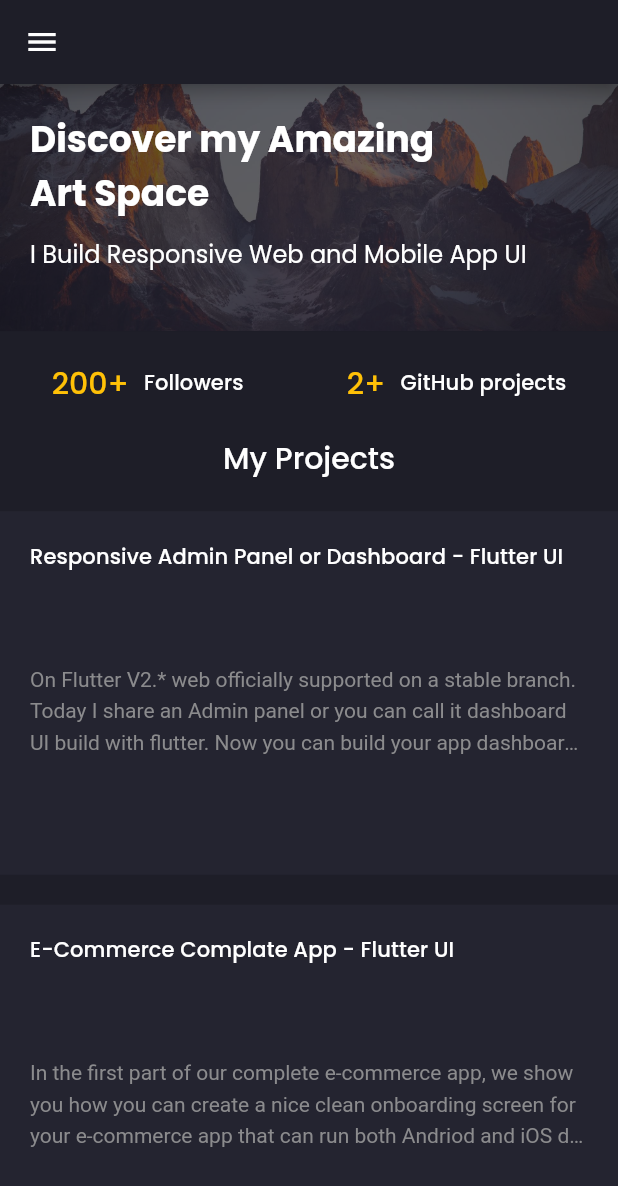
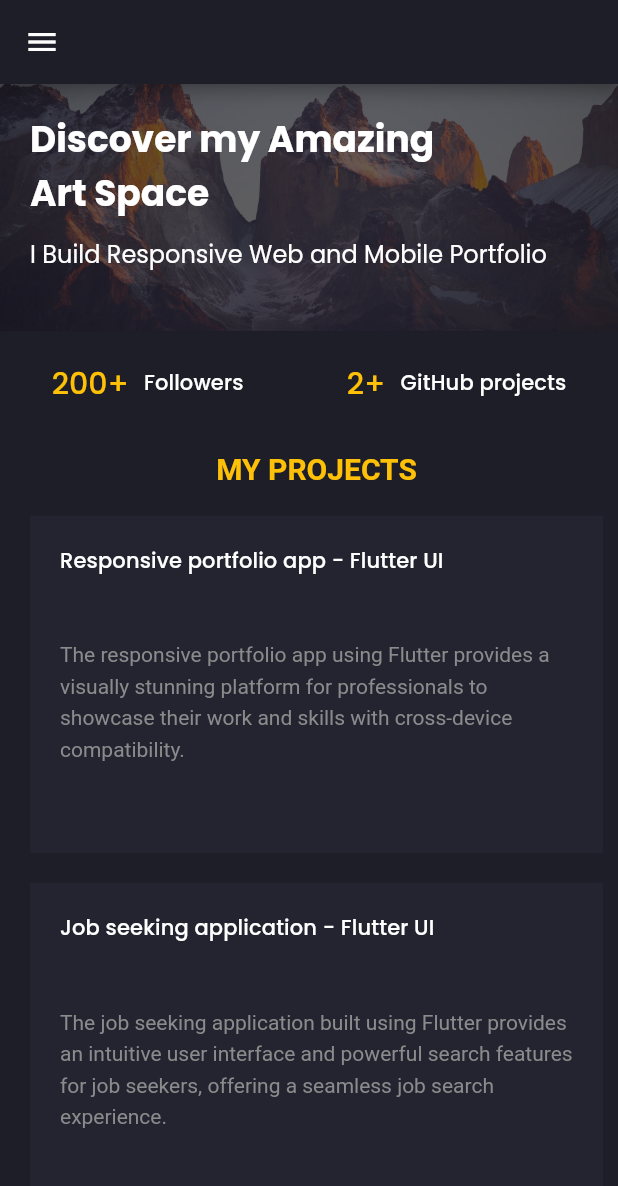
Before and after one commit to sathish5263/portfolio-responsive-app, a Flutter app: the screen it shows after launch, on a phone screen of 412 x 824 dp. Shown: the top 1186 px of the screen. Run offline on Flutter 3.47's test engine with Material 2 defaults, Android fonts, the phone set to English and light mode, and no system bars; drawn by our look-alikes of animated_text_kit; our stand-ins replace flutter_svg, google_fonts.

Commit message:
First commit

```diff
--- a/lib/models/project.dart
+++ b/lib/models/project.dart
@@ -6,33 +6,33 @@ class Project {
 
 List<Project> demo_projects = [
   Project(
-    title: "Responsive Admin Panel or Dashboard - Flutter UI",
+    title: "Responsive portfolio app - Flutter UI",
     description:
-        "On Flutter V2.* web officially supported on a stable branch. Today I share an Admin panel or you can call it dashboard UI build with flutter. Now you can build your app dashboard using flutter. This dashboard contains almost everything that you need like a chart, table",
+        "The responsive portfolio app using Flutter provides a visually stunning platform for professionals to showcase their work and skills with cross-device compatibility.",
   ),
   Project(
-    title: "E-Commerce Complate App - Flutter UI",
+    title: "Job seeking application - Flutter UI",
     description:
-        "In the first part of our complete e-commerce app, we show you how you can create a nice clean onboarding screen for your e-commerce app that can run both Andriod and iOS devices because it builds with flutter. Then on the second episode, we build a Sign in, Forgot Password screen with a custom error indicator.",
+        "The job seeking application built using Flutter provides an intuitive user interface and powerful search features for job seekers, offering a seamless job search experience.",
   ),
   Project(
-    title: "Outlook Email App Redesign - Flutter Fully Responsive Design UI",
+    title: "Complaint Management Sytem - Web Application",
     description:
-        "We redesign the outlook app also make it responsive so that you can run it everywhere on your phone, tab, or web. In this flutter responsive video, we will show you the real power of flutter. Make mobile, web, and desktop app from a single codebase.",
+        "The web-based complaint management system streamlines the process of submitting and resolving complaints, enhancing communication between users and administrators for efficient management.",
   ),
   Project(
-    title: "Chat/Messaging App Light and Dark Theme - Flutter UI",
+    title: "Food ordering app - Flutter UI",
     description:
-        "Today we gonna build messing/chat app #ui using #flutter that runs both Android and iOS devices also has a dark and light theme. We create in total 4 screens all of that support both Dark Theme and Light Theme. At first, we design a welcome screen that contains an image with a tag line also has a skip button.",
+        "The food ordering app UI built using Flutter provides a seamless and visually appealing interface for customers to browse menus, customize orders, and track deliveries.",
   ),
   Project(
-    title: "Welcome page, Login Page and Sign up page - Flutter UI",
+    title: "AWS Service - Cloud",
     description:
-        "In the first part of our complete e-commerce app, we show you how you can create a nice clean onboarding screen for your e-commerce app that can run both Andriod and iOS devices because it builds with flutter. Then on the second episode, we build a Sign in, Forgot Password screen with a custom error indicator.",
+        "The AWS Cloud project utilizes scalable infrastructure, storage, and compute capabilities, enabling businesses to deploy applications, manage data, and optimize resources for cost-efficiency.",
   ),
-  Project(
-    title: "Covid-19 App - Flutter UI",
-    description:
-        "We redesign the outlook app also make it responsive so that you can run it everywhere on your phone, tab, or web. In this flutter responsive video, we will show you the real power of flutter. Make mobile, web, and desktop app from a single codebase.",
-  ),
+  // Project(
+  //   title: "Covid-19 App - Flutter UI",
+  //   description:
+  //       "We redesign the outlook app also make it responsive so that you can run it everywhere on your phone, tab, or web. In this flutter responsive video, we will show you the real power of flutter. Make mobile, web, and desktop app from a single codebase.",
+  // ),
 ];
--- a/lib/screens/home/components/home_banner.dart
+++ b/lib/screens/home/components/home_banner.dart
@@ -99,9 +99,11 @@ class AnimatedText extends StatelessWidget {
   Widget build(BuildContext context) {
     return AnimatedTextKit(
       animatedTexts: [
-        TyperAnimatedText("Responsive Web and Mobile App UI",speed: Duration(milliseconds: 70)),
-        TyperAnimatedText("Job Searching App with Firebase", speed: Duration(milliseconds: 70)),
-        TyperAnimatedText("Portfolio App UI", speed: Duration(milliseconds: 70)),
+        TyperAnimatedText("Responsive Web and Mobile Portfolio App UI in Flutter",speed: Duration(milliseconds: 70)),
+        TyperAnimatedText("Job Searching App in Flutter with Firebase", speed: Duration(milliseconds: 70)),
+        TyperAnimatedText("Complaint Management System in Web Application", speed: Duration(milliseconds: 70)),
+        TyperAnimatedText("Food Delivery Moble App UI in Flutter", speed: Duration(milliseconds: 70)),
+        TyperAnimatedText("AWS service in Cloud", speed: Duration(milliseconds: 70)),
       ],
     );
   }
@@ -119,7 +121,7 @@ class FlutterCodeText extends StatelessWidget {
         text: "<",
         children: [
           TextSpan(
-            text: "flutter",
+            text: "Project",
             style: TextStyle(color: primaryColor),
           ),
           TextSpan(text: ">")
--- a/lib/screens/home/components/project_card.dart
+++ b/lib/screens/home/components/project_card.dart
@@ -12,12 +12,14 @@ class MyProjects extends StatelessWidget {
 
   @override
   Widget build(BuildContext context) {
-    return Column(
+    return Padding(
+      padding: const EdgeInsets.fromLTRB(20, 10, 10, 10),
+      child: Column(
         crossAxisAlignment: CrossAxisAlignment.center,
         children: [
           Text(
-          "My Projects",
-          style: Theme.of(context).textTheme.headline6,
+            "MY PROJECTS",
+            style: TextStyle(color: primaryColor,fontWeight: FontWeight.bold, fontSize: 20,),
           ),
           const SizedBox(
             height: defaultPadding,
@@ -31,10 +33,14 @@ class MyProjects extends StatelessWidget {
             ),
             mobileLarge:ProjectsGridView(
               crossAxisCount: 2,
-           // childAspectRatio: 1.5,
+              childAspectRatio: 0.8,
             ) ,
-        )
+          ),
+
+
+
         ],
+      ),
     );
   }
 }
--- a/lib/screens/home/home_screen.dart
+++ b/lib/screens/home/home_screen.dart
@@ -57,11 +57,130 @@ class HomeScreen extends StatelessWidget {
                 ),
         ),
         MyProjects(),
-        Recommendations(),
+        Divider(),
+        Padding(
+          padding: const EdgeInsets.fromLTRB(30, 10, 10, 10),
+          child: Center(
+            child: Container(
+                child: Center(
+                  child: Column(
+                    crossAxisAlignment: CrossAxisAlignment.start,
+                    mainAxisAlignment: MainAxisAlignment.center,
+                    children: [
+                        Text(
+                      "REFERENCES DETAILS",
+                      style: TextStyle(color: primaryColor,fontWeight: FontWeight.bold, fontSize: 20,),
+                     ),
+                     SizedBox(
+                      height: defaultPadding,
+                        ),
+                      Center(
+                        child: Responsive(
+                        mobile: ProjectsGridView1(crossAxisCount: 1,
+                        childAspectRatio: 1.1,),
+                        desktop: ProjectsGridView1(
+                          childAspectRatio: 1.2,
+                        ),
+                         tablet: ProjectsGridView1(
+                         childAspectRatio: 1.5,
+                         ),
+                         mobileLarge:ProjectsGridView1(
+                              crossAxisCount: 2,
+                             childAspectRatio: 0.7,
+                              ) ,
+                         ),
+                      ),
+
+                  ]
+                  ),
+                ),
+               ),
+          ),
+        )
+        //Recommendations(),
       ],
     );
   }
 }
+
+class ProjectCard1 extends StatelessWidget {
+  const ProjectCard1({
+    Key? key,
+    required this.project,
+  }) : super(key: key);
+  final Project project;
+
+  @override
+  Widget build(BuildContext context) {
+    return Container(
+      padding: EdgeInsets.all(defaultPadding),
+      color: secondaryColor,
+      child: Column(
+        crossAxisAlignment: CrossAxisAlignment.center,
+        children: [
+          Text(
+            project.title!,
+            maxLines: 2,
+            overflow: TextOverflow.ellipsis,
+            style: Theme.of(context).textTheme.subtitle1,
+          ),
+         // const Spacer(),
+          SizedBox(height: defaultPadding,),
+          Text(
+            project.description!,
+            maxLines: Responsive.isMobileLarge(context) ? 10 : 9,
+            overflow: TextOverflow.ellipsis,
+            style: TextStyle(height: 1.5,color: Colors.amberAccent),
+          ),
+         // Spacer(),
+        ],
+      ),
+    );
+  }
+}
+
+class Project1 {
+  final String? title, description;
+
+  Project1({this.title, this.description});
+}
+
+List<Project> demo_projects1 = [
+  Project(
+    title: "My Info",
+    description:
+        " SATHISH, \n\n 09/04/2002, \n\n PATTUKOTTAI, THANJAVUR DISTRICT, \n\n PIN-614701 \n\n satis5263@gmail.com",
+  ),
+];
+
+class ProjectsGridView1 extends StatelessWidget {
+  ProjectsGridView1({
+    super.key,
+    this.crossAxisCount = 3,
+    this.childAspectRatio = 1.3,
+  });
+
+  final int crossAxisCount;
+  final double childAspectRatio;
+
+  @override
+  Widget build(BuildContext context) {
+    return GridView.builder(
+        shrinkWrap: true,
+        physics: NeverScrollableScrollPhysics(),
+        itemCount: 1,
+        gridDelegate:  SliverGridDelegateWithFixedCrossAxisCount(
+            crossAxisCount: crossAxisCount,
+            childAspectRatio: childAspectRatio,
+            crossAxisSpacing: defaultPadding,
+            mainAxisSpacing: defaultPadding),
+        itemBuilder: (context, index) => ProjectCard1(
+              project: demo_projects1[index],
+            ));
+  }
+}
+
+
 
 class ProjectCard extends StatelessWidget {
   const ProjectCard({
@@ -88,7 +207,7 @@ class ProjectCard extends StatelessWidget {
           //SizedBox(height: defaultPadding,),
           Text(
             project.description!,
-            maxLines: Responsive.isMobileLarge(context) ? 3 : 4,
+            maxLines: Responsive.isMobileLarge(context) ? 8 : 6,
             overflow: TextOverflow.ellipsis,
             style: TextStyle(height: 1.5),
           ),
@@ -106,6 +225,9 @@ class ProjectCard extends StatelessWidget {
     );
   }
 }
+
+
+
 
 class HighLight extends StatelessWidget {
   const HighLight({
--- a/pubspec.yaml
+++ b/pubspec.yaml
@@ -43,6 +43,7 @@ dependencies:
   file_picker: ^5.2.11
   path_provider: ^2.0.14
   http: ^0.13.5
+  firebase_core: ^2.13.1
 
 
 
```
Also changed, not shown: lib/screens/component/coding.dart (+8 -4 lines), lib/screens/component/knowledge.dart (+16 -6 lines), lib/screens/component/my_info.dart (+10 -9 lines), lib/screens/component/side_menu.dart (+13 -13 lines), lib/screens/component/skills.dart (+10 -3 lines), firebase.json (added), pubspec.lock, 15 other files. Lines whose indentation alone changed are shown as unchanged.
